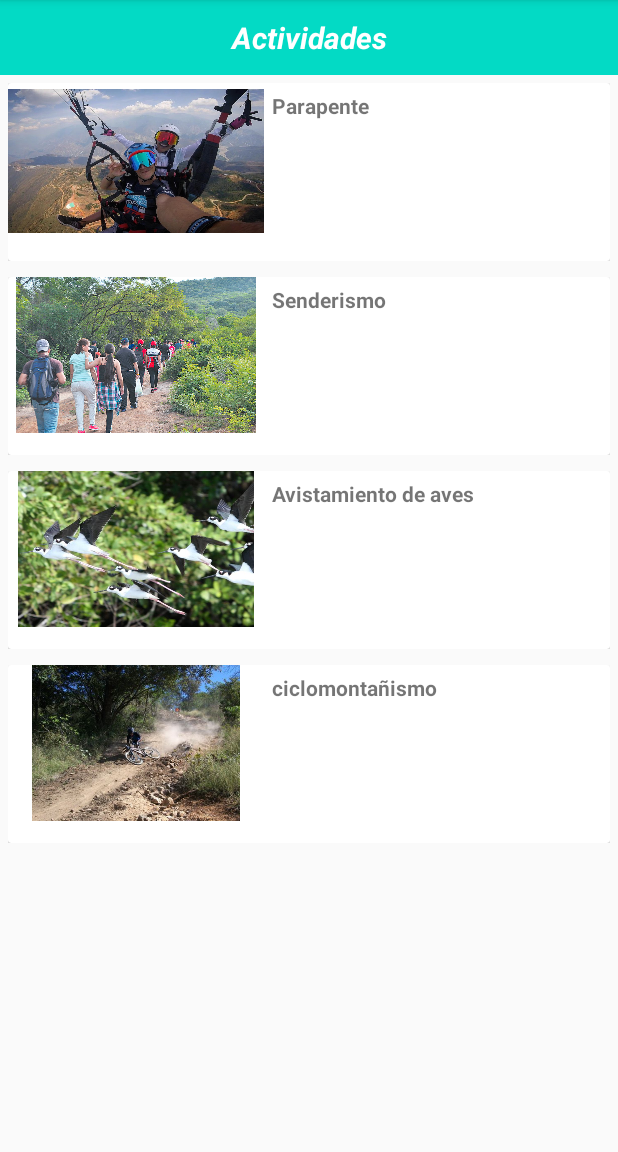
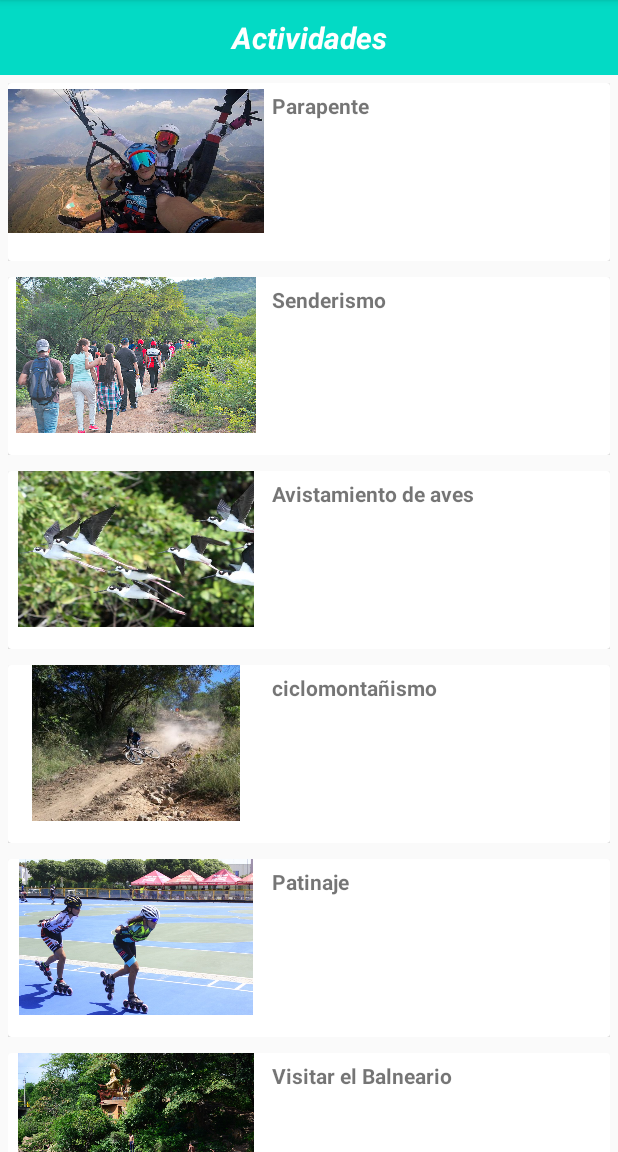
Before and after one commit to luismanueldiaz29/GuiaCesar, an Android app: the Actividades screen opened directly, with no data from a screen before it, on a phone screen of 412 x 824 dp, the part 84-1236 px from its top. Run offline under Robolectric (Android 15) with nearby library versions, the phone set to English and light mode, and no system bars; Roboto replaces fonts that are not available here.

Commit message:
Lista Actividades 1.2

```diff
--- a/app/src/main/java/com/example/guiavalledupar/Repository/ActividadRepository.java
+++ b/app/src/main/java/com/example/guiavalledupar/Repository/ActividadRepository.java
@@ -2,7 +2,6 @@ package com.example.guiavalledupar.Repository;
 
 import android.content.Context;
 import android.content.res.Resources;
-
 import com.example.guiavalledupar.Entity.Actividad;
 import com.example.guiavalledupar.R;
 
@@ -20,8 +19,9 @@ public class ActividadRepository {
         String[] name = Res.getStringArray(R.array.name_actividad);
         String[] description = Res.getStringArray(R.array.description_actividad);
         String[] title = Res.getStringArray(R.array.title_actividad);
-        int[] img = {R.drawable.parapente,R.drawable.senderismo,R.drawable.avistamiento,R.drawable.ciclomontanismo};
-
+        int[] img = {R.drawable.parapente,R.drawable.senderismo,R.drawable.avistamiento,
+                R.drawable.ciclomontanismo,R.drawable.patinaje,R.drawable.balneario,
+                R.drawable.biblioteca};
         ArrayList<Actividad> actividades = new ArrayList<>();
 
         for (int i = 0; i < name.length; i++){
--- a/app/src/main/res/values/strings.xml
+++ b/app/src/main/res/values/strings.xml
@@ -512,6 +512,16 @@
         <item>
             ciclomontañismo
         </item>
+        <item>
+            Patinaje
+        </item>
+        <item>
+            Visitar el Balneario
+        </item>
+        <item>
+            Visitar la biblioteca Departamental
+        </item>
+
     </string-array>
 
     <string-array name="title_actividad">
@@ -519,6 +529,10 @@
         <item>Maravillese con el paisaje mientras relaja su cuerpo y mente</item>
         <item>¿Quien quisiera ser un ave para volar?</item>
         <item>Ejercítate conociendo y respirando aire fresco en nuestra región.</item>
+        <item>Ven y experimenta la velocidad</item>
+        <item>Ven y disfruta de la sencillez</item>
+        <item>Ven y empapate de cultura</item>
+        <item></item>
     </string-array>
 
     <string-array name="description_actividad">
@@ -566,5 +580,32 @@ https://www.siturcesar.com/actividades/ver/3
             “Es un ejercicio aerobio, significa que toda la energía que se utiliza deriva
             del metabolismo en presencia de oxigeno habiendo mínima producción de ácido
             láctico (el principal responsable de los dolores musculares de los días siguientes a la actividad física).</item>
+        <item>“Es una obra hermosa y maravillosa que le va a garantizar a niños y jóvenes
+            la oportunidad de entrenar y competir en óptimas condiciones. A estos niños se les
+            va a transformar sus vidas gracias a esta obra, estoy muy contento porque sé que esta
+            nueva generación cuenta con un escenario excelente y eso les permitirá mostrar mejores
+            resultados en su disciplina” Declaró el exgobernador Ovalle durante la inauguración
+            del nuevo patinodromo.
+            El patinodromo Elias Ochoa es una de las sedes nacionales declaradas como validas
+            para la realización de competiciones de nivel profesional, su entrada es libre al publico
+            asi que si te encuentras en el la ciudad puedes venir y sentir lo que es patinar en una
+            verdadera pista profesional</item>
+        <item>
+            "Bello y relajante balneario. Un lugar que no puedes dejar de visitar en tu visita por el Cesar.
+            Ideal par ir con amigos y familia y pasar un día agradable." -Comenta Camila luego de visitar
+            el balneario Hurtado en Valledupar.
+            "Un descanso y un sitio para disfrutar la naturaleza y los amigos"-Comenta Henry
+        </item>
+        <item>
+            La Biblioteca Pública Departamental ‘Rafael Carrillo Lúquez’ calificada
+            como una de las 7 mejores del país. la biblioteca departamental
+            abre sus puertas de manera gratuita a visitantes de todo tipo y sin necesidad
+            de registrarse.
+            Ofrece a sus visitantes la posibilidad de que accedan de forma gratuita a más de 20 mil libros
+            de diferentes áreas del conocimiento y a las actividades culturales que se realizan dentro de la institución
+            Destacamos la Sala Patrimonial
+            Esta sala reúne las colecciones de autores de la región con el fin de
+            promover la protección, organización, divulgación y acceso a las diferentes expresiones de nuestros escritores.
+        </item>
     </string-array>
 </resources>
```
Also changed, not shown: app/src/main/res/drawable/balneario.jpg (added), app/src/main/res/drawable/biblioteca.jpg (added), app/src/main/res/drawable/patinaje.jpg (added).
